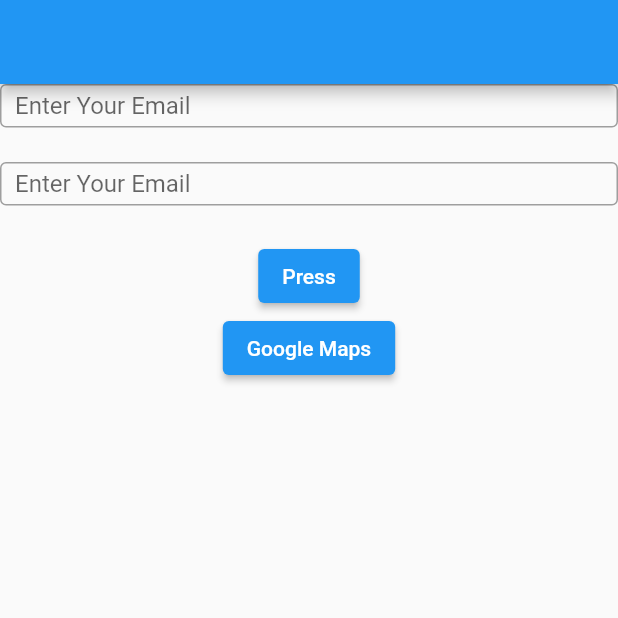
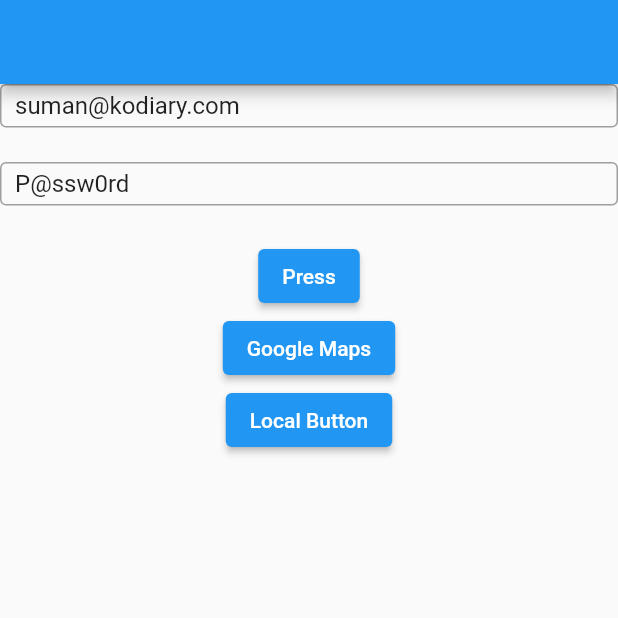
Before and after one commit to Abiral1290/kodiaryflutterdemo, a Flutter app: the screen it shows after launch, after a tap on "Press", on a phone screen of 412 x 824 dp, the top half of it. Run offline on Flutter 3.47's test engine with Material 2 defaults, Android fonts, the phone set to English and light mode, and no system bars; our stand-ins replace google_maps_flutter, location, permission_handler; network calls fail; statements that could not run were skipped.

Commit message:
Feature intregated

```diff
--- a/asset/form.json
+++ b/asset/form.json
@@ -1,4 +1,4 @@
-[
+{ "data":[
     {
         "title": "",
         "fields": [
@@ -155,3 +155,4 @@
         "canDelete": false
     }
 ]
+}
--- a/lib/main.dart
+++ b/lib/main.dart
@@ -22,8 +22,10 @@
 
  location= await Location.instance.getLocation();
  log('my weather lat${location.latitude.toString()}');
- Constants.latitude = location.latitude.toString();
- Constants.longitude = location.longitude.toString();
+ log('my weather lat${location.longitude.toString()}');
+
+ Constants.latitude = location.latitude;
+ Constants.longitude = location.longitude;
 
 
  runApp(
--- a/lib/model/local_json.dart
+++ b/lib/model/local_json.dart
@@ -1,5 +1,6 @@
 import 'dart:convert';
 import 'dart:developer';
+import 'dart:ui';
 import 'package:flutter/services.dart';
 
 import '../utilis/constants.dart';
@@ -39,7 +40,7 @@
   String? text;
   String? group;
   String? label;
-  String? value;
+ // String? value;
   String? append;
   Events? events;
   String? prepend;
@@ -65,7 +66,7 @@
         this.text,
         this.group,
         this.label,
-        this.value,
+       // this.value,
         this.append,
         this.events,
         this.prepend,
@@ -91,7 +92,7 @@
     text = json['text'];
     group = json['group'];
     label = json['label'];
-    value = json['value'];
+  //  value = json['value'];
     append = json['append'];
     events =
     json['events'] != null ? new Events.fromJson(json['events']) : null;
@@ -103,7 +104,7 @@
     maxlength = json['maxlength'];
     isRequired = json['isRequired'];
     labelWidth = json['labelWidth'];
-    defaultValue = json['defaultValue'];
+  //  defaultValue = json['defaultValue'];
     showPassword = json['showPassword'];
     showWordLimit = json['showWordLimit'];
     addMoreFeature = json['addMoreFeature'];
@@ -120,7 +121,7 @@
     data['text'] = this.text;
     data['group'] = this.group;
     data['label'] = this.label;
-    data['value'] = this.value;
+//    data['value'] = this.value;
     data['append'] = this.append;
     if (this.events != null) {
       data['events'] = this.events!.toJson();
@@ -167,19 +168,15 @@
   }
 }
 
-Future<List<LocalJson>?>? getLocalJson() async {
-  var response = await rootBundle.loadString('asset/form.json');
+Future<void> getLocalJson() async {
+  final String response = await rootBundle.loadString('asset/form.json');
   final data = await json.decode(response);
 
-  log(data.toString());
-//  final datas = await data.cast<Map<String, dynamic>>();
+    List<dynamic> localJson = data["data"];
+    log(localJson.first.toString());
+ // final datas = await data["data"].cast<Map<String, dynlamic>>();
+ // log('mmama ${localJson.first['fields'].toString()}');
+  Constants.switchs =localJson.first['fields']['fieldType'];
 
-  //log(datas);
-
-  List<LocalJson> localJson = await data.map<LocalJson>((value) {
-    var userList = LocalJson.fromJson(value);
-
-    return userList;
-  }).toList();
-  Constants.switchs = localJson.first.fields!.first.fieldType!;
+ // Constants.appColor =
 }
--- a/lib/model/login.dart
+++ b/lib/model/login.dart
@@ -69,27 +69,28 @@
   var resp = await http.post(Uri.parse(ApiUrls.login), body: body,headers: header);
 
   log(resp.statusCode.toString());
-  var object = jsonDecode(resp.body);
+ // var object = jsonDecode(resp.body);
   log(resp.body);
   try {
-    (object);
+  //  (object);
     if (resp.statusCode == 200) {
 
       Map<String, dynamic> object = json.decode(resp.body);
-      final data = await object["theme"].cast<Map<String, dynamic>>();
-      List<Theme> theme = await data.map<Theme>((value) {
-        var userList = Theme.fromJson(value);
+      log('my data $object');
 
-        return userList;
-      }).toList();
-      log(theme.first.palettes.toString());
-      Constants.appColor = Color(int.parse(theme.first.palettes!.first.value!));
 
-     //  log()
+
+      Theme theme = await  Theme.fromJson(object["theme"]);
+      //object["theme"].cast<Map<String, dynamic>>();
+      log(theme.toString());
+
+      String color = theme.palettes!.first.value!;
+      log(color);      Constants.appColor =
+          Color(int.parse(color.replaceAll('#','0xFF')));
     } else {
-      return Apireponse(statusCode: resp.statusCode, response: object['non_field_errors']);
+      return Apireponse(statusCode: resp.statusCode, response:'');
     }
-    return Apireponse(statusCode: resp.statusCode, response: object['token']);
+    return Apireponse(statusCode: resp.statusCode, response: '');
   } catch (e) {
     return Apireponse(statusCode: resp.statusCode, response: e);
   }
--- a/lib/provider/company_listing_provider.dart
+++ b/lib/provider/company_listing_provider.dart
@@ -5,7 +5,13 @@
 import '../model/company_listing_user_name.dart';
 import '../model/login.dart';
 
+enum Status { init, loading, success, error }
+
 class CompanyListingProvider extends ChangeNotifier{
+
+  Status _status = Status.init;
+  Status get status => _status;
+
 
   List<CompanyListingUserName> companylist =[];
 
@@ -13,6 +19,10 @@
    TextEditingController? textEditingControllerPassword;
 
    void loginProvider(String email,String password)async{
-     await login(email, password);
+     var response =await login(email, password);
+
+     if(response.statusCode ==200){
+      _status = Status.success;
+     }
    }
 }
--- a/lib/ui/login.dart
+++ b/lib/ui/login.dart
@@ -1,8 +1,11 @@
+import 'dart:developer';
+
 import 'package:flutter/material.dart';
 import 'package:google_maps_flutter/google_maps_flutter.dart';
 import 'package:kodiaryflutterdemo/model/company_listing_user_name.dart';
 import 'package:kodiaryflutterdemo/provider/company_listing_provider.dart';
 import 'package:kodiaryflutterdemo/ui/afterLogin.dart';
+import 'package:kodiaryflutterdemo/utilis/constants.dart';
 import 'package:provider/provider.dart';
 
 class Login extends StatelessWidget {
@@ -10,8 +13,8 @@
 
 
 
-   TextEditingController textEditingControllerEmail = TextEditingController() ;
-   TextEditingController textEditingControllerPassword =TextEditingController();
+   TextEditingController textEditingControllerEmail = TextEditingController(text: 'suman@kodiary.com') ;
+   TextEditingController textEditingControllerPassword =TextEditingController(text: 'P@ssw0rd');
 
    @override
   Widget build(BuildContext context) {
@@ -36,7 +39,6 @@
                   hintText: "Enter Your Email",
                 //  hintStyle: hintStyle ?? const TextStyle(fontSize: 13),
                   contentPadding: EdgeInsets.only(top:10, left: 10),
-
                 ),
               ),
               TextFormField(
@@ -62,19 +64,20 @@
               context.read<CompanyListingProvider>().loginProvider
                   (textEditingControllerEmail.text,
                 textEditingControllerPassword.text);
+              if( context.read<CompanyListingProvider>().status == Status.success){
+                Navigator.push(context, MaterialPageRoute(builder: (context)=>   AfterLogin()));
+              }
               var snackBar = const SnackBar(content: Text('Sucessfully logged'));
-
-
               }, child: Text('Press')),
               ElevatedButton(onPressed: (){
-                // if(context.read<CompanyListingProvider>().textEditingControllerEmail !=null
-                //     && context.read<CompanyListingProvider>().textEditingControllerPassword != null)
-                //   {
-                //
-                //   }
 
-                Navigator.push(context, MaterialPageRoute(builder: (context)=> const AfterLogin()));
+                Navigator.push(context, MaterialPageRoute(builder: (context)=>   AfterLogin()));
               }, child: const Text('Google Maps')),
+              ElevatedButton(onPressed: (){
+                log(Constants.switchs);
+                Navigator.push(context, MaterialPageRoute(builder: (context)=>    AfterLogin()));
+              }, child: const Text('Local Button')),
+
 
             ],
           ),
--- a/lib/utilis/constants.dart
+++ b/lib/utilis/constants.dart
@@ -2,8 +2,8 @@
 
 class Constants{
   static String domain = '';
-  static String latitude = '';
-  static String longitude = '';
+  static double? latitude;
+  static double? longitude ;
   static String switchs = '';
   static Color? appColor ;
 
```
Also changed, not shown: lib/ui/afterLogin.dart (+44 -8 lines), 1 other file.
